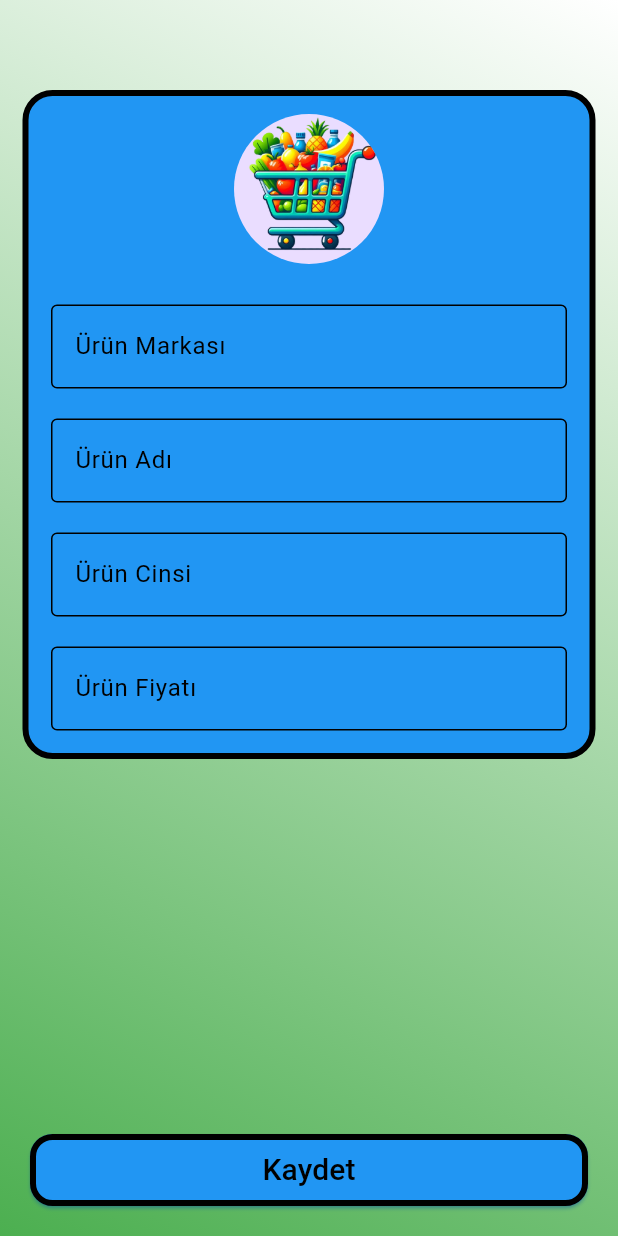
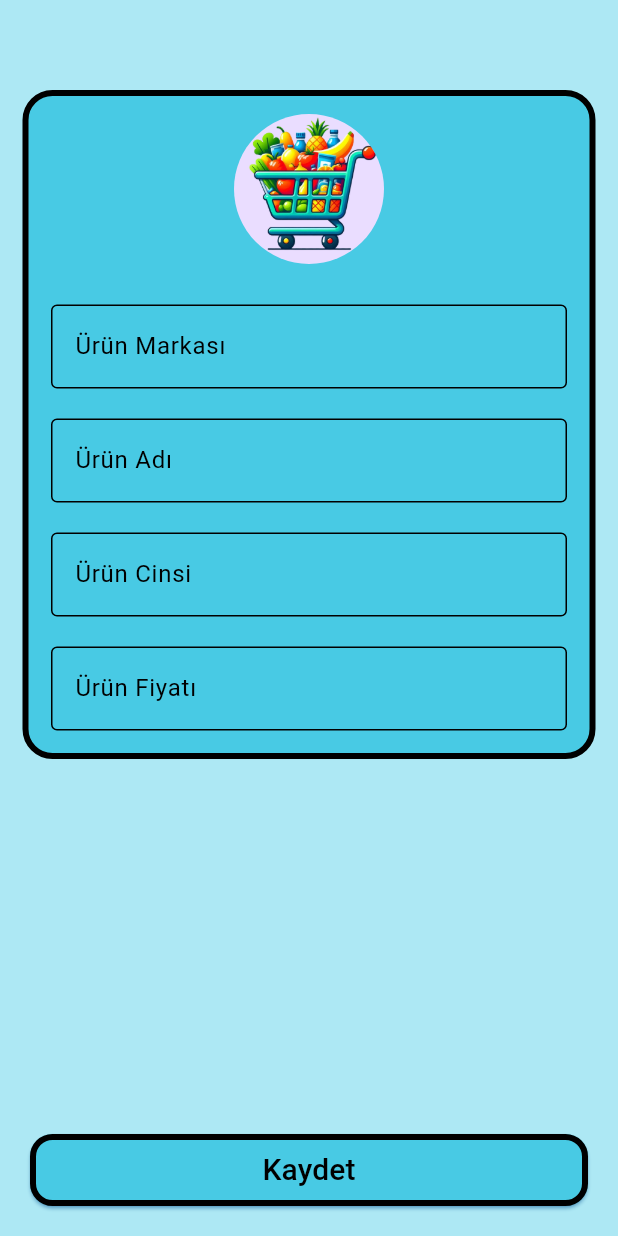
Before and after one commit to idris-is/urun_fiyat, a Flutter app: the screen it shows once a user with an empty profile is signed in, after a tap on "Ürün Ekle", on a phone screen of 412 x 824 dp. Run offline on Flutter 3.47's test engine with Material 3 defaults, Android fonts, the phone set to English and light mode, and no system bars; drawn by our look-alikes of loading_overlay; our stand-ins replace cloud_firestore, firebase_auth, firebase_core, firebase_storage, image_picker; accounts and stored records are empty; network calls fail.

Commit message:
ilk güncellemeler

```diff
--- a/lib/Pages/home_page.dart
+++ b/lib/Pages/home_page.dart
@@ -20,14 +20,7 @@ class _HomePageState extends State<HomePage> {
     return Scaffold(
       body: Container(
         decoration: const BoxDecoration(
-          gradient: LinearGradient(
-            begin: Alignment.topRight,
-            end: Alignment.bottomLeft,
-            colors: [
-              Colors.white,
-              Colors.green,
-            ],
-          ),
+          color: Color(0xFFade8f4)
         ),
         child: Column(
           children: [
@@ -48,7 +41,7 @@ class _HomePageState extends State<HomePage> {
                       borderRadius: BorderRadius.circular(20.0),
                     ),
                     filled: true,
-                    fillColor: Colors.blue,
+                    fillColor: Color(0xFF48cae4),
                     contentPadding: const EdgeInsets.all(20),
                     enabledBorder: OutlineInputBorder(
                       borderRadius: BorderRadius.circular(20.0),
@@ -74,6 +67,10 @@ class _HomePageState extends State<HomePage> {
               ),
             ),
             Expanded(
+              child: RefreshIndicator(
+                onRefresh: () async {
+                  await _firestore.collection('Urun').snapshots();
+                },
                 child: StreamBuilder<QuerySnapshot>(
                   stream: _firestore.collection('Urun').snapshots(),
                   builder: (context, snapshot) {
@@ -124,11 +121,12 @@ class _HomePageState extends State<HomePage> {
                   },
                 ),
               ),
+            ),
           ],
         ),
       ),
       floatingActionButton: FloatingActionButton.extended(
-        backgroundColor: Colors.green,
+        backgroundColor: Color(0xFF48cae4),
         shape: RoundedRectangleBorder(
           borderRadius: BorderRadius.circular(20),
           side: const BorderSide(color: Colors.black, width: 3),
@@ -214,7 +212,7 @@ class MyListTile extends StatelessWidget {
     return Container(
       margin: const EdgeInsets.only(bottom: 10, top: 10, left: 15, right: 15),
       decoration: BoxDecoration(
-        color: Colors.blue,
+        color: Color(0xFF48cae4),
         border: Border.all(color: Colors.black, width: 3),
         borderRadius: BorderRadius.circular(20),
       ),
--- a/lib/Pages/login.dart
+++ b/lib/Pages/login.dart
@@ -102,25 +102,25 @@ class _LoginState extends State<Login> {
                   child: ElevatedButton(
                     onPressed: login,
                     style: ButtonStyle(
-                      side: MaterialStateProperty.all(
+                      side: WidgetStateProperty.all(
                           const BorderSide(color: Colors.black, width: 4)),
-                      fixedSize: MaterialStateProperty.all<Size>(
+                      fixedSize: WidgetStateProperty.all<Size>(
                         const Size(double.maxFinite,
                             48), // Genişliği maksimuma ayarladık
                       ),
-                      backgroundColor: MaterialStateProperty.all<Color>(
+                      backgroundColor: WidgetStateProperty.all<Color>(
                         Colors.blue, // Background color
                       ),
-                      shape: MaterialStateProperty.all<RoundedRectangleBorder>(
+                      shape: WidgetStateProperty.all<RoundedRectangleBorder>(
                         RoundedRectangleBorder(
                           borderRadius:
                               BorderRadius.circular(15), // Set radius to 15
                         ),
                       ),
-                      overlayColor: MaterialStateProperty.all<Color>(
+                      overlayColor: WidgetStateProperty.all<Color>(
                         Colors.green, // Overlay color
                       ),
-                      shadowColor: MaterialStateProperty.all<Color>(
+                      shadowColor: WidgetStateProperty.all<Color>(
                         Colors.blue, // Shadow color
                       ),
                     ),
--- a/lib/Pages/urun_kaydetme.dart
+++ b/lib/Pages/urun_kaydetme.dart
@@ -58,16 +58,7 @@ class _UrunKaydetmeState extends State<UrunKaydetme> {
           child: Container(
             height: MediaQuery.of(context).size.height,
             width: MediaQuery.of(context).size.width,
-            decoration: const BoxDecoration(
-              gradient: LinearGradient(
-                colors: [
-                  Colors.white,
-                  Colors.green,
-                ],
-                begin: Alignment.topRight,
-                end: Alignment.bottomLeft,
-              ),
-            ),
+            decoration: const BoxDecoration(color: Color(0xFFade8f4)),
             child: Column(
               mainAxisAlignment: MainAxisAlignment.spaceBetween,
               children: [
@@ -78,7 +69,7 @@ class _UrunKaydetmeState extends State<UrunKaydetme> {
                       border:
                           Border.all(color: MyColors().myBorderColor, width: 4),
                       borderRadius: BorderRadius.circular(20),
-                      color: Colors.blue,
+                      color: Color(0xFF48cae4),
                     ),
                     child: Column(
                       mainAxisAlignment: MainAxisAlignment.spaceBetween,
@@ -198,23 +189,23 @@ class _UrunKaydetmeState extends State<UrunKaydetme> {
                       }
                     },
                     style: ButtonStyle(
-                      side: MaterialStateProperty.all(
+                      side: WidgetStateProperty.all(
                         const BorderSide(color: Colors.black, width: 4),
                       ),
-                      fixedSize: MaterialStateProperty.all<Size>(
+                      fixedSize: WidgetStateProperty.all<Size>(
                         const Size(double.maxFinite, 48),
                       ),
-                      backgroundColor:
-                          MaterialStateProperty.all<Color>(Colors.blue),
-                      shape: MaterialStateProperty.all<RoundedRectangleBorder>(
+                      backgroundColor: WidgetStateProperty.all<Color>(
+                        Color(0xFF48cae4),
+                      ),
+                      shape: WidgetStateProperty.all<RoundedRectangleBorder>(
                         RoundedRectangleBorder(
                           borderRadius: BorderRadius.circular(15),
                         ),
                       ),
                       overlayColor:
-                          MaterialStateProperty.all<Color>(Colors.green),
-                      shadowColor:
-                          MaterialStateProperty.all<Color>(Colors.blue),
+                          WidgetStateProperty.all<Color>(Color(0xFF0096c7),),
+                      shadowColor: WidgetStateProperty.all<Color>(Colors.blue),
                     ),
                     child: Text(
                       widget.isUpdating ? MyTexts().guncelle : MyTexts().kaydet,
@@ -303,6 +294,7 @@ class _UrunKaydetmeState extends State<UrunKaydetme> {
       final snapshot = await uploadTask.whenComplete(() {});
       return await snapshot.ref.getDownloadURL();
     } catch (e) {
+      // ignore: use_build_context_synchronously
       ScaffoldMessenger.of(context).showSnackBar(
         SnackBar(content: Text('${MyTexts().gorselYuklenmeHatasi} $e')),
       );
@@ -330,7 +322,7 @@ class _UrunKaydetmeState extends State<UrunKaydetme> {
         .collection('Urun')
         .where('Urun Markasi', isEqualTo: uMarkasi.text.toLowerCase())
         .where('Urun Adi', isEqualTo: uAdi.text.toLowerCase())
-        .where('Urun Cinsi',isEqualTo: uCinsi.text.toLowerCase())
+        .where('Urun Cinsi', isEqualTo: uCinsi.text.toLowerCase())
         .get();
 
     // Aynı marka ve isimde ürün mevcutsa hatayı kaydedin veya gösterin
--- a/lib/custom_widget/custom_widget.dart
+++ b/lib/custom_widget/custom_widget.dart
@@ -3,13 +3,14 @@ import 'package:flutter/material.dart';
 import '../MyFile/String.dart';
 
 class CustomWidget {
-  TextFormField myTextFormField(
-      {required String labelText,
-      required TextInputAction textInputAction,
-      required TextEditingController controller,
-      required String? Function(String?)? validator,
-      required TextInputType keyboardType,
-      required String hintText}) {
+  TextFormField myTextFormField({
+    required String labelText,
+    required TextInputAction textInputAction,
+    required TextEditingController controller,
+    required String? Function(String?)? validator,
+    required TextInputType keyboardType,
+    required String hintText,
+  }) {
     return TextFormField(
       validator: validator,
       controller: controller,
```
Also changed, not shown: 2 other files. Lines whose indentation alone changed are shown as unchanged.
